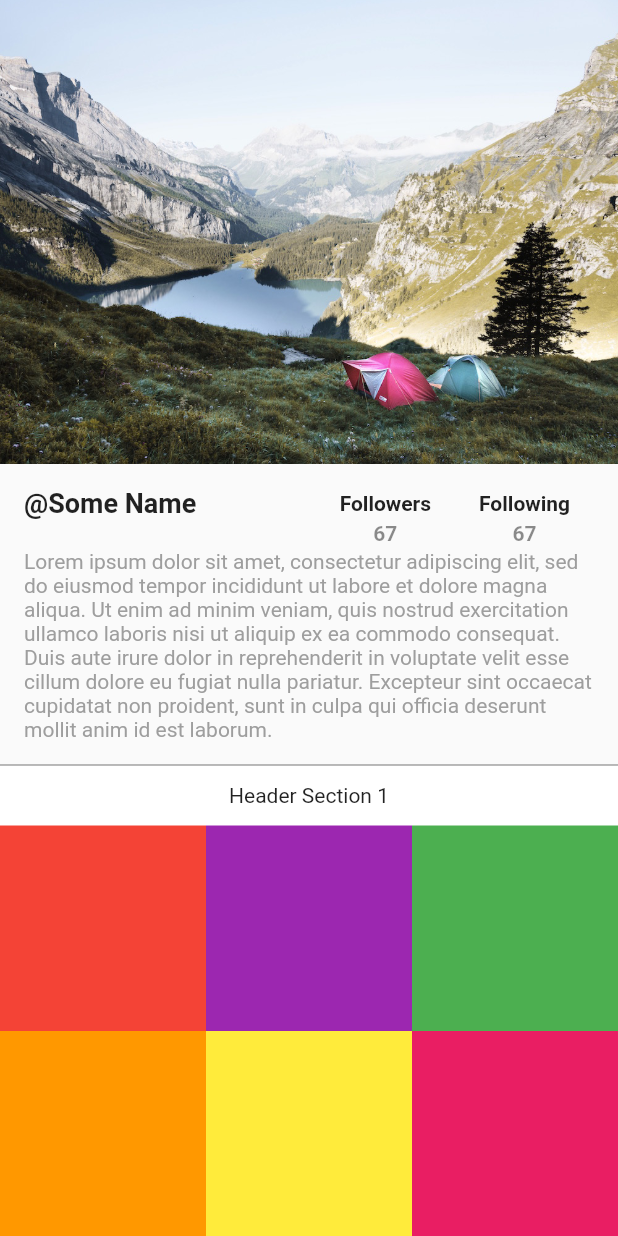
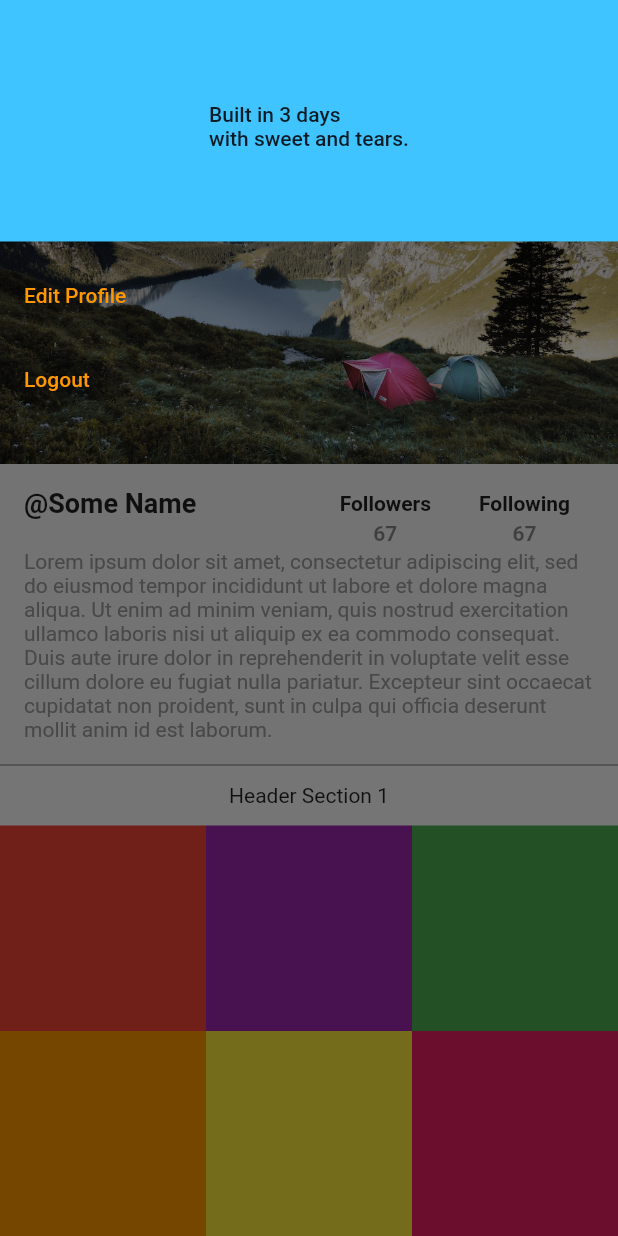
Before and after one commit to alifarazz/instagramme, a Flutter app: the CollapsingList screen opened directly, with the side drawer open (before the commit the screen has no drawer), on a phone screen of 412 x 824 dp. Run offline on Flutter 3.47's test engine with Material 2 defaults, Android fonts, the phone set to English and light mode, and no system bars; our stand-ins replace shared_preferences; accounts and stored records are empty.

Commit message:
Add logout with profile drawer

```diff
--- a/lib/Pages/sign_up_page.dart
+++ b/lib/Pages/sign_up_page.dart
@@ -1,6 +1,8 @@
 import 'package:flutter/material.dart';
 
 import 'package:instagram_1/Pages/login_page.dart';
+import 'package:instagram_1/main.dart';
+import 'package:instagram_1/Pages/home_page.dart';
 
 class SignUpPage extends StatefulWidget {
 	static String tag = 'signup-page';
@@ -66,7 +68,8 @@ class _SignUpPageState extends State<SignUpPage> {
 					borderRadius: BorderRadius.circular(24),
 				),
 				onPressed: () {
-					Navigator.of(context).pushNamed(LoginPage.tag);
+					Navigator.pop(context);
+//					Navigator.of(context).pushReplacementNamed (HomePage.tag);
 				},
 				padding: EdgeInsets.all(12),
 				color: Colors.lightBlueAccent,
--- a/lib/main.dart
+++ b/lib/main.dart
@@ -11,6 +11,7 @@ import 'package:instagram_1/user_profile.dart';
 import 'package:instagram_1/Pages/login_page.dart';
 import 'package:instagram_1/Pages/sign_up_page.dart';
 import 'package:instagram_1/Pages/home_page.dart';
+import 'package:instagram_1/shared_prefs.dart';
 
 void main() => runApp(MyApp());
 
@@ -58,10 +59,8 @@ class RootPage extends StatefulWidget {
 }
 
 class _RootPageState extends State<RootPage> {
-  Future<SharedPreferences> _prefs = SharedPreferences.getInstance();
-
   Future<String> _getLoginUID() async {
-    return (await SharedPreferences.getInstance()).getString('uid');
+    return (await MySharedPrefs.prefs).getString('uid');
   }
 
   @override
--- /dev/null
+++ b/lib/shared_prefs.dart
@@ -0,0 +1,6 @@
+import 'package:flutter/material.dart';
+import 'package:shared_preferences/shared_preferences.dart';
+
+class MySharedPrefs {
+	static var prefs = SharedPreferences.getInstance();
+}
--- a/lib/user_profile.dart
+++ b/lib/user_profile.dart
@@ -2,7 +2,9 @@ import 'package:flutter/material.dart';
 import 'dart:math' as math;
 
 import 'package:instagram_1/main.dart';
+import 'package:instagram_1/Pages/login_page.dart';
 import 'package:instagram_1/post_list.dart';
+import 'shared_prefs.dart';
 
 // TODO: edit profile, Fetch Posts, Liked, Saved
 
@@ -73,7 +75,7 @@ class _UserProfileState extends State<UserProfile> with SingleTickerProviderStat
 
   @override
   Widget build(BuildContext context) {
-    return SafeArea(child: CollapsingList("1")
+    return SafeArea(child: CollapsingList(MyApp.loginUID)
 
 //				child: CustomScrollView(slivers: [
 //					SliverList(
@@ -126,10 +128,47 @@ class _SliverAppBarDelegate extends SliverPersistentHeaderDelegate {
   }
 }
 
-class CollapsingList extends StatelessWidget {
+class CollapsingList extends StatefulWidget {
+  final String uid;
+
+  @override
+  State createState() => _CollapsingListState(uid);
+
   CollapsingList(this.uid);
+}
 
+class _CollapsingListState extends State<CollapsingList> {
   final String uid;
+
+  Widget _createDrawer() {
+    return ListView(padding: EdgeInsets.zero, children: <Widget>[
+      DrawerHeader(
+        child: Center(child: Text("Built in 3 days\nwith sweet and tears.")),
+        decoration: BoxDecoration(
+          color: Colors.lightBlueAccent,
+        ),
+      ),
+      ListTileTheme(
+          textColor: Colors.orange,
+          style: ListTileStyle.drawer,
+          child: ListTile(
+            title: Text("Edit Profile"),
+            onTap: () {},
+          )),
+      ListTileTheme(
+          textColor: Colors.orange,
+          style: ListTileStyle.drawer,
+          child: ListTile(
+            title: Text("Logout"),
+            onTap: () {
+              MySharedPrefs.prefs.then((prefs) {
+                prefs.setString("uid", null);
+              });
+              Navigator.of(context).pushReplacementNamed(LoginPage.tag);
+            },
+          )),
+    ]);
+  }
 
   SliverPersistentHeader makeHeader(String headerText) {
     return SliverPersistentHeader(
@@ -157,7 +196,9 @@ class CollapsingList extends StatelessWidget {
 
   @override
   Widget build(BuildContext context) {
-    return CustomScrollView(
+    return Scaffold(
+        endDrawer: _createDrawer(),
+        body: CustomScrollView(
           slivers: <Widget>[
             SliverToBoxAdapter(
                 child: Image.asset(
@@ -199,8 +240,8 @@ class CollapsingList extends StatelessWidget {
                                     padding: EdgeInsets.only(top: 4),
                                     child: Text(
                                       "67",
-                                  style:
-                                      TextStyle(fontWeight: FontWeight.w600, color: Colors.black45),
+                                      style: TextStyle(
+                                          fontWeight: FontWeight.w600, color: Colors.black45),
                                     ))
                               ]))),
                       GestureDetector(
@@ -220,8 +261,8 @@ class CollapsingList extends StatelessWidget {
                                     padding: EdgeInsets.only(top: 4),
                                     child: Text(
                                       "67",
-                                  style:
-                                      TextStyle(fontWeight: FontWeight.w600, color: Colors.black45),
+                                      style: TextStyle(
+                                          fontWeight: FontWeight.w600, color: Colors.black45),
                                     ))
                               ],
                             )),
@@ -232,7 +273,8 @@ class CollapsingList extends StatelessWidget {
                 sliver: SliverToBoxAdapter(
                     child: Text(
                   'Lorem ipsum dolor sit amet, consectetur adipiscing elit, sed do eiusmod tempor incididunt ut labore et dolore magna aliqua. Ut enim ad minim veniam, quis nostrud exercitation ullamco laboris nisi ut aliquip ex ea commodo consequat. Duis aute irure dolor in reprehenderit in voluptate velit esse cillum dolore eu fugiat nulla pariatur. Excepteur sint occaecat cupidatat non proident, sunt in culpa qui officia deserunt mollit anim id est laborum.',
-                style: TextStyle(color: Colors.grey),))),
+                  style: TextStyle(color: Colors.grey),
+                ))),
             makeHeader('Header Section 1'),
             SliverGrid.count(
               crossAxisCount: 3,
@@ -294,6 +336,8 @@ class CollapsingList extends StatelessWidget {
               ),
             ),
           ],
-    );
+        ));
   }
+
+  _CollapsingListState(this.uid);
 }
```
Also changed, not shown: lib/Pages/login_page.dart (+49 -40 lines). Lines whose indentation alone changed are shown as unchanged.
